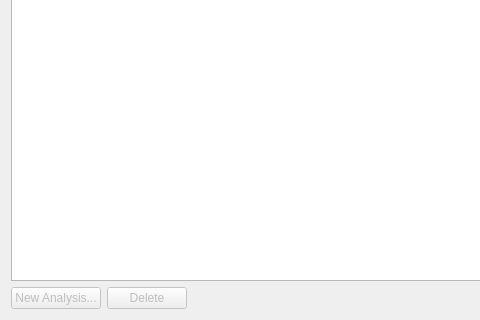
Qt form src/ui/data_sources.ui (LukasBommes/PV-Hawk-Viewer) before a commit; both pictures show x 0 to 480 and y 279 to 599 of the 723 by 599 pixel window.
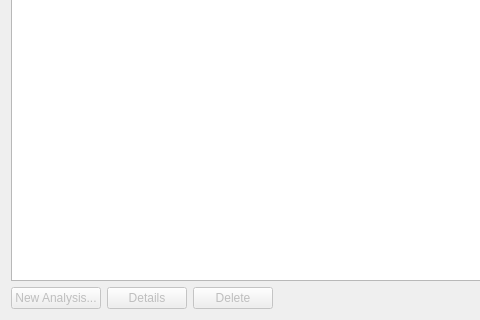
The same form after that commit.

Commit message: started adding details to analysis list

The edit to the form file:
```diff
--- a/src/ui/data_sources.ui
+++ b/src/ui/data_sources.ui
@@ -26,6 +26,16 @@
        </property>
       </widget>
      </item>
+     <item>
+      <widget class="QPushButton" name="pushButtonDetails">
+       <property name="enabled">
+        <bool>false</bool>
+       </property>
+       <property name="text">
+        <string>Details</string>
+       </property>
+      </widget>
+     </item>
      <item>
       <widget class="QPushButton" name="pushButtonDelete">
        <property name="enabled">
```
The commit also changes 5 other files.
